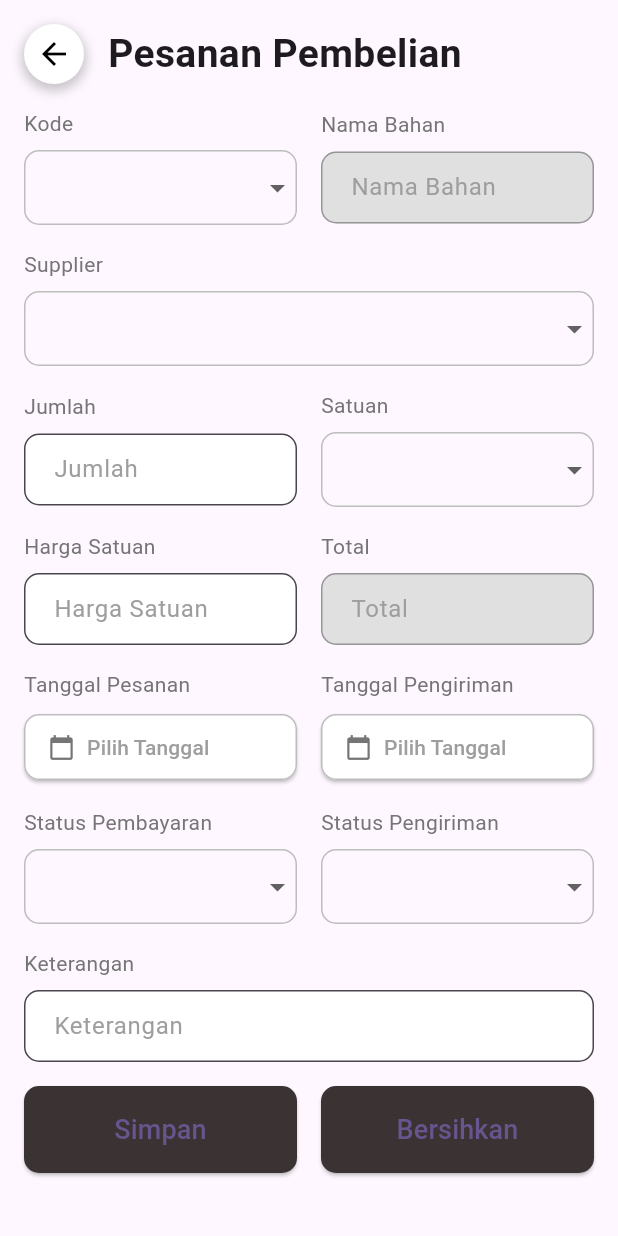
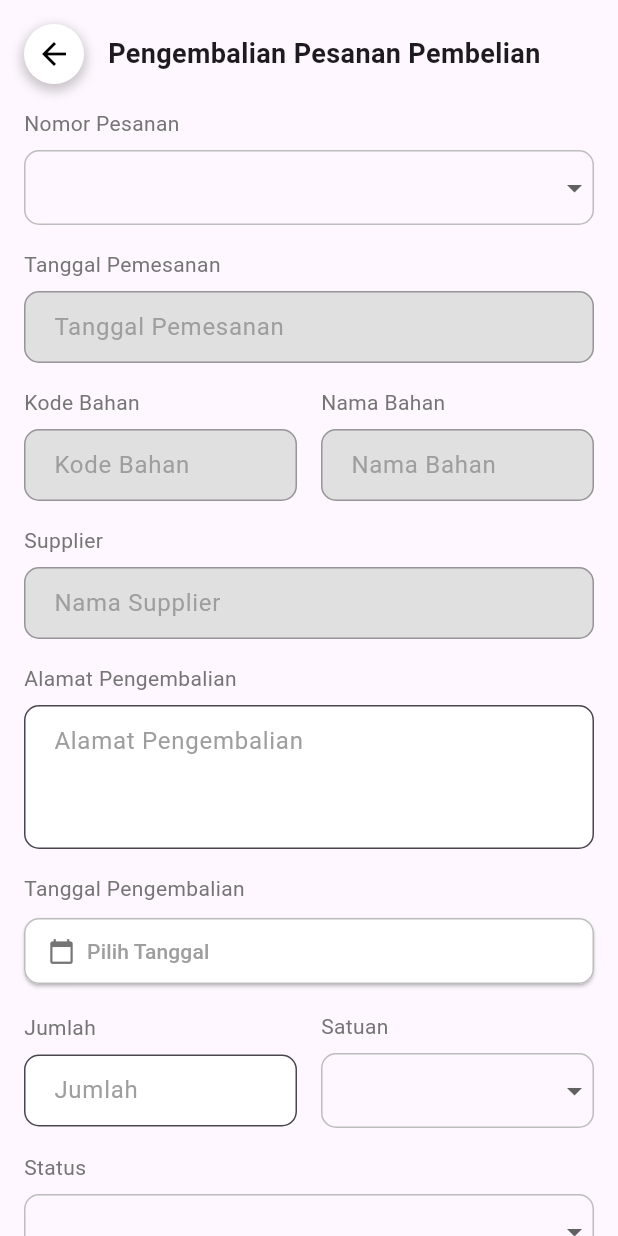
Before and after one commit to h0omanOnEarth/sistem_pencatatan_produksi_cv_bcn, a Flutter app: the MainPembelianAdministrasiScreen screen opened by its route, after a tap on "Pesanan Pengembalian", on a phone screen of 412 x 824 dp. Run offline on Flutter 3.47's test engine with Material 2 defaults, Android fonts, the light colour scheme and no system bars; our stand-ins replace flutter_bloc.

Commit message:
Form pengembalian

```diff
--- a/lib/administrasi/main/main_administrasi.dart
+++ b/lib/administrasi/main/main_administrasi.dart
@@ -3,6 +3,7 @@ import 'package:sistem_manajemen_produksi_cv_bcn/administrasi/bottom_navigation_
 import 'package:sistem_manajemen_produksi_cv_bcn/administrasi/home_screen_administrasi.dart';
 import 'package:sistem_manajemen_produksi_cv_bcn/administrasi/main/main_laporan.dart';
 import 'package:sistem_manajemen_produksi_cv_bcn/administrasi/main/main_master.dart';
+import 'package:sistem_manajemen_produksi_cv_bcn/administrasi/pembelian/form_pengembalian.dart';
 import 'package:sistem_manajemen_produksi_cv_bcn/administrasi/pembelian/form_pesanan_pembelian.dart';
 import 'package:sistem_manajemen_produksi_cv_bcn/master/form/form_bahan.dart';
 import 'package:sistem_manajemen_produksi_cv_bcn/master/form/form_barang.dart';
@@ -73,7 +74,10 @@ class _MainAdministrasiState extends State<MainAdministrasi> {
             FormMasterMesinScreen.routeName:(context)=> const FormMasterMesinScreen(),
             FormMasterBarangScreen.routeName:(context) =>const FormMasterBarangScreen(),
             ListMasterPelangganScreen.routeName:(context) => const ListMasterPelangganScreen(),
-            FormPesananPembelianScreen.routeName:(context)=> const FormPesananPembelianScreen()
+
+            //Form Pembelian
+            FormPesananPembelianScreen.routeName:(context)=> const FormPesananPembelianScreen(),
+            FormPengembalianPesananScreen.routeName:(context)=> const FormPengembalianPesananScreen()
           });
   }
 }
--- a/lib/administrasi/main/main_pembelian.dart
+++ b/lib/administrasi/main/main_pembelian.dart
@@ -1,4 +1,5 @@
 import 'package:flutter/material.dart';
+import 'package:sistem_manajemen_produksi_cv_bcn/administrasi/pembelian/form_pengembalian.dart';
 import 'package:sistem_manajemen_produksi_cv_bcn/administrasi/pembelian/form_pesanan_pembelian.dart';
 import 'package:sistem_manajemen_produksi_cv_bcn/notifikasi_screen.dart';
 
@@ -76,7 +77,7 @@ class _MainMasterAdministrasiScreenState extends State<MainPembelianAdministrasi
                     ),
                     const SizedBox(height: 16),
                     const CardItem(icon: Icons.point_of_sale, textA: 'Pesanan Pembelian', textB: 'Memodifikasi dan melihat pesanan pembelian', pageRoute: FormPesananPembelianScreen()),
-                    const CardItem(icon: Icons.shopping_cart_checkout, textA: 'Pesanan Pengembalian', textB: 'Memodifikasi dan melihat pesanan pengembalian', pageRoute: FormPesananPembelianScreen()),
+                    const CardItem(icon: Icons.shopping_cart_checkout, textA: 'Pesanan Pengembalian', textB: 'Memodifikasi dan melihat pesanan pengembalian', pageRoute: FormPengembalianPesananScreen()),
                   ],
                 ),
               ),
--- a/lib/administrasi/pembelian/form_pengembalian.dart
+++ b/lib/administrasi/pembelian/form_pengembalian.dart
@@ -0,0 +1,328 @@
+import 'package:intl/intl.dart';
+import 'package:flutter/material.dart';
+
+class FormPengembalianPesananScreen extends StatefulWidget {
+  static const routeName = '/form_pengembalian_pesanan_pembelian_screen';
+
+  const FormPengembalianPesananScreen({super.key});
+
+  @override
+  State<FormPengembalianPesananScreen> createState() =>
+      _FormPengembalianPesananScreenState();
+}
+
+class _FormPengembalianPesananScreenState extends State<FormPengembalianPesananScreen> {
+  DateTime? _selectedDate;
+  String? _selectedPesanan;
+  String? _selectedSatuan;
+  String? _selectedStatus;
+
+
+Future<void> _selectDate(BuildContext context, String label) async {
+  final DateTime? pickedDate = await showDatePicker(
+    context: context,
+    initialDate: DateTime.now(),
+    firstDate: DateTime(2000),
+    lastDate: DateTime(2101),
+  );
+  if (pickedDate != null && pickedDate != _selectedDate) {
+    print("Picked Date: $pickedDate"); // Check if pickedDate is correct
+    setState(() {
+        _selectedDate = pickedDate;
+        print("_selectedDate: $_selectedDate");
+    });
+  }
+}
+
+  Widget buildTextField(String label, String placeholder,
+    {bool multiline = false, bool isEnabled = true}) {
+    return Column(
+      crossAxisAlignment: CrossAxisAlignment.start,
+      children: [
+        Text(
+          label,
+          style: TextStyle(
+            fontSize: 14,
+            color: Colors.grey[600],
+          ),
+        ),
+        SizedBox(height: 8.0),
+        TextField(
+          maxLines: multiline ? 3 : 1,
+          enabled: isEnabled,
+          decoration: InputDecoration(
+            hintText: placeholder,
+            filled: true,
+            fillColor: isEnabled ? Colors.white : Colors.grey[300], // Change background color
+            border: OutlineInputBorder(
+              borderRadius: BorderRadius.circular(10.0),
+              borderSide: BorderSide(color: Colors.grey[400]!),
+            ),
+            contentPadding:
+                const EdgeInsets.symmetric(vertical: 12.0, horizontal: 16.0),
+            hintStyle: TextStyle(
+              color: Colors.grey[500],
+            ),
+          ),
+        ),
+      ],
+    );
+  }
+
+ Widget buildDropdown(String label, List<String> items) {
+  List<String> uniqueItems = items.toSet().toList(); // Remove duplicates
+  String? selectedValue;
+
+  if (label == 'Nomor Pesanan') {
+    selectedValue = _selectedPesanan;
+  } else if (label == 'Satuan') {
+    selectedValue = _selectedSatuan;
+  }else if(label=='Status'){
+    selectedValue = _selectedStatus;
+  }
+
+  return Column(
+    crossAxisAlignment: CrossAxisAlignment.start,
+    children: [
+      Text(
+        label,
+        style: TextStyle(
+          fontSize: 14,
+          color: Colors.grey[600],
+        ),
+      ),
+      SizedBox(height: 8.0),
+      Container(
+        decoration: BoxDecoration(
+          borderRadius: BorderRadius.circular(10.0),
+          border: Border.all(color: Colors.grey[400]!),
+        ),
+        child: DropdownButton<String>(
+          isExpanded: true,
+          value: selectedValue,
+          underline: Container(),
+          items: uniqueItems.map((String value) {
+            return DropdownMenuItem<String>(
+              value: value,
+              child: Padding(
+                padding: const EdgeInsets.symmetric(
+                  vertical: 8.0,
+                  horizontal: 16.0,
+                ),
+                child: Text(
+                  value,
+                  style: TextStyle(color: Colors.black),
+                ),
+              ),
+            );
+          }).toList(),
+          onChanged: (String? newValue) {
+            setState(() {
+              if (label == 'Nomor Pesanan') {
+                _selectedPesanan = newValue;
+              } else if (label == 'Satuan') {
+                _selectedSatuan = newValue;
+              }else if(label=='Status'){
+                _selectedStatus = newValue;
+              }
+
+            });
+          },
+        ),
+      ),
+    ],
+  );
+}
+
+
+Widget buildDateButton(String label) {
+  String dateText = 'Pilih Tanggal';
+  Color textColor = Colors.grey[500]!;
+
+    dateText = _selectedDate == null
+        ? 'Pilih Tanggal'
+        : DateFormat.yMMMMd().format(_selectedDate!);
+    textColor = _selectedDate == null ? Colors.grey[500]! : Colors.black;
+
+  return Column(
+    crossAxisAlignment: CrossAxisAlignment.start,
+    children: [
+      Text(
+        label,
+        style: TextStyle(
+          fontSize: 14,
+          color: Colors.grey[600],
+        ),
+      ),
+      SizedBox(height: 8.0),
+      ElevatedButton(
+        onPressed: () {
+          _selectDate(context, label);
+        },
+        style: ElevatedButton.styleFrom(
+          padding: EdgeInsets.symmetric(vertical: 12.0, horizontal: 16.0),
+          backgroundColor: Colors.white,
+          shape: RoundedRectangleBorder(
+            borderRadius: BorderRadius.circular(10.0),
+            side: BorderSide(color: Colors.grey[400]!),
+          ),
+        ),
+        child: Row(
+          children: [
+            Icon(
+              Icons.calendar_today,
+              color: Colors.grey[600],
+            ),
+            SizedBox(width: 8.0),
+            Text(
+              dateText,
+              style: TextStyle(
+                color: textColor,
+              ),
+            ),
+          ],
+        ),
+      ),
+    ],
+  );
+}
+
+
+  @override
+  Widget build(BuildContext context) {
+    return Scaffold(
+      body: SafeArea(
+        child: SingleChildScrollView(
+          child: Container(
+            padding: const EdgeInsets.all(16.0),
+            child: Column(
+              crossAxisAlignment: CrossAxisAlignment.stretch,
+              children: [
+                Row(
+                  children: [
+                    InkWell(
+                      onTap: () {
+                        Navigator.pop(context);
+                      },
+                      child: Container(
+                        decoration: BoxDecoration(
+                          shape: BoxShape.circle,
+                          boxShadow: [
+                            BoxShadow(
+                              color: Colors.black.withOpacity(0.2),
+                              spreadRadius: 2,
+                              blurRadius: 5,
+                              offset: const Offset(0, 3),
+                            ),
+                          ],
+                        ),
+                        child:const CircleAvatar(
+                          backgroundColor: Colors.white,
+                          child: Icon(Icons.arrow_back, color: Colors.black),
+                        ),
+                      ),
+                    ),
+                   const SizedBox(width: 16.0),
+                    const Text(
+                      'Pengembalian Pesanan Pembelian',
+                      style: TextStyle(
+                        fontSize: 18,
+                        fontWeight: FontWeight.bold,
+                      ),
+                    ),
+                  ],
+                ),
+                const SizedBox(height: 16.0),
+                buildDropdown('Nomor Pesanan', ['Nomor Pesanan A','Nomor Pesanan B']),
+                const SizedBox(height: 16.0,),
+                buildTextField('Tanggal Pemesanan', 'Tanggal Pemesanan', isEnabled: false),
+                const SizedBox(height: 16.0),
+                Row(
+                  children: [
+                    Expanded(
+                      child: buildTextField('Kode Bahan', 'Kode Bahan', isEnabled: false),
+                    ),
+                    const SizedBox(width: 16.0),
+                    Expanded(
+                      child: buildTextField('Nama Bahan', 'Nama Bahan', isEnabled: false),
+                    ),
+                  ],
+                ),
+                const SizedBox(height: 16),
+                buildTextField('Supplier', 'Nama Supplier', isEnabled: false),
+                const SizedBox(height: 16.0,),
+                buildTextField('Alamat Pengembalian', 'Alamat Pengembalian', multiline: true),
+                const SizedBox(height: 16.0,),
+                buildDateButton('Tanggal Pengembalian'),
+                const SizedBox(height: 16.0,),
+                Row(
+                  children: [
+                    Expanded(
+                      child: buildTextField('Jumlah', 'Jumlah')
+                    ),
+                    SizedBox(width: 16.0),
+                    Expanded(
+                      child: buildDropdown('Satuan',['Kg','Ons','Pcs','Gram','Sak']),
+                    ),
+                  ],
+                ),
+                const SizedBox(height: 16.0,),
+                buildDropdown('Status', ['Aktif','Tidak Aktif']),
+                const SizedBox(height: 16.0,),
+                buildTextField('Alasan', 'Alasan', multiline: true),
+                const SizedBox(height: 16.0,),
+                buildTextField('Catatan', 'Catatan'),
+                const SizedBox(height: 16.0,),
+                Row(
+                  children: [
+                    Expanded(
+                      child: ElevatedButton(
+                        onPressed: () {
+                          // Handle save button press
+                        },
+                        style: ElevatedButton.styleFrom(
+                          backgroundColor: Color.fromRGBO(59, 51, 51, 1),
+                          shape: RoundedRectangleBorder(
+                            borderRadius: BorderRadius.circular(10.0),
+                          ),
+                        ),
+                        child: const Padding(
+                          padding: const EdgeInsets.symmetric(vertical: 16.0),
+                          child: Text(
+                            'Simpan',
+                            style: TextStyle(fontSize: 18),
+                          ),
+                        ),
+                      ),
+                    ),
+                    SizedBox(width: 16.0),
+                    Expanded(
+                      child: ElevatedButton(
+                        onPressed: () {
+                          // Handle clear button press
+                        },
+                        style: ElevatedButton.styleFrom(
+                          backgroundColor: Color.fromRGBO(59, 51, 51, 1),
+                          shape: RoundedRectangleBorder(
+                            borderRadius: BorderRadius.circular(10.0),
+                          ),
+                        ),
+                        child: const Padding(
+                          padding:  EdgeInsets.symmetric(vertical: 16.0),
+                          child: Text(
+                            'Bersihkan',
+                            style: TextStyle(fontSize: 18),
+                          ),
+                        ),
+                      ),
+                    ),
+                  ],
+                ),
+              ],
+            ),
+          ),
+        ),
+      ),
+    );
+  }
+}
```
